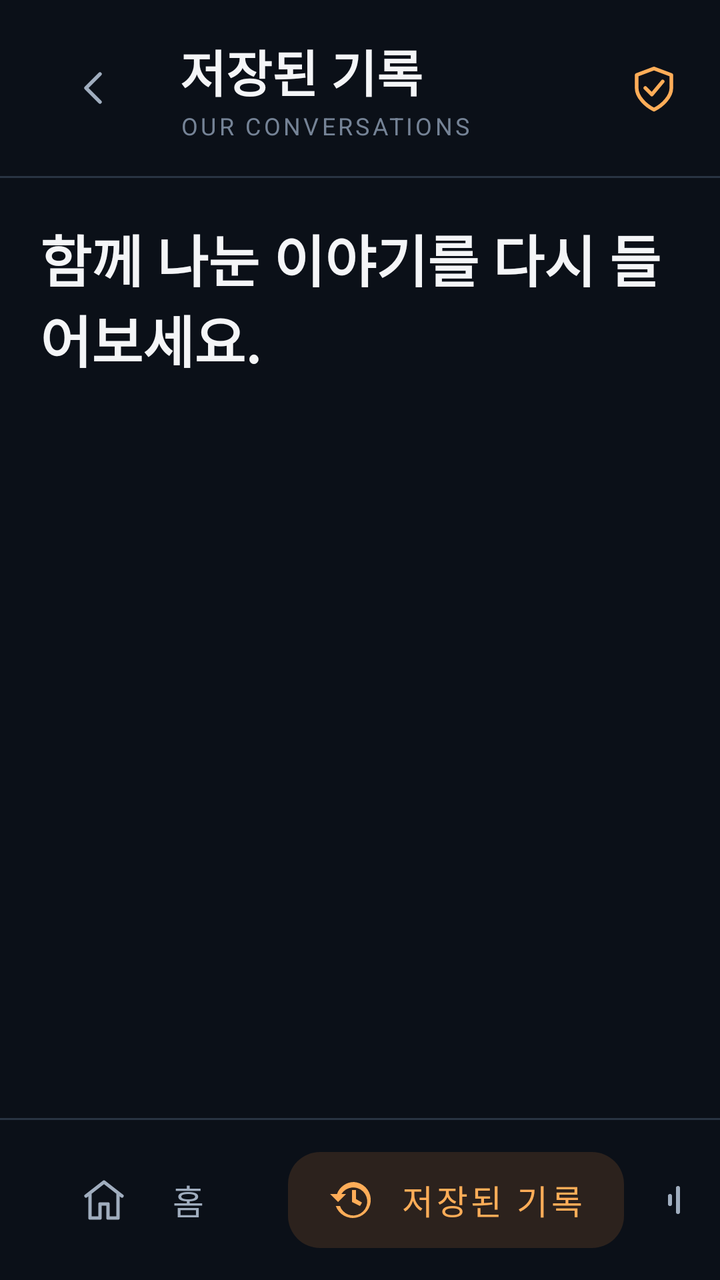
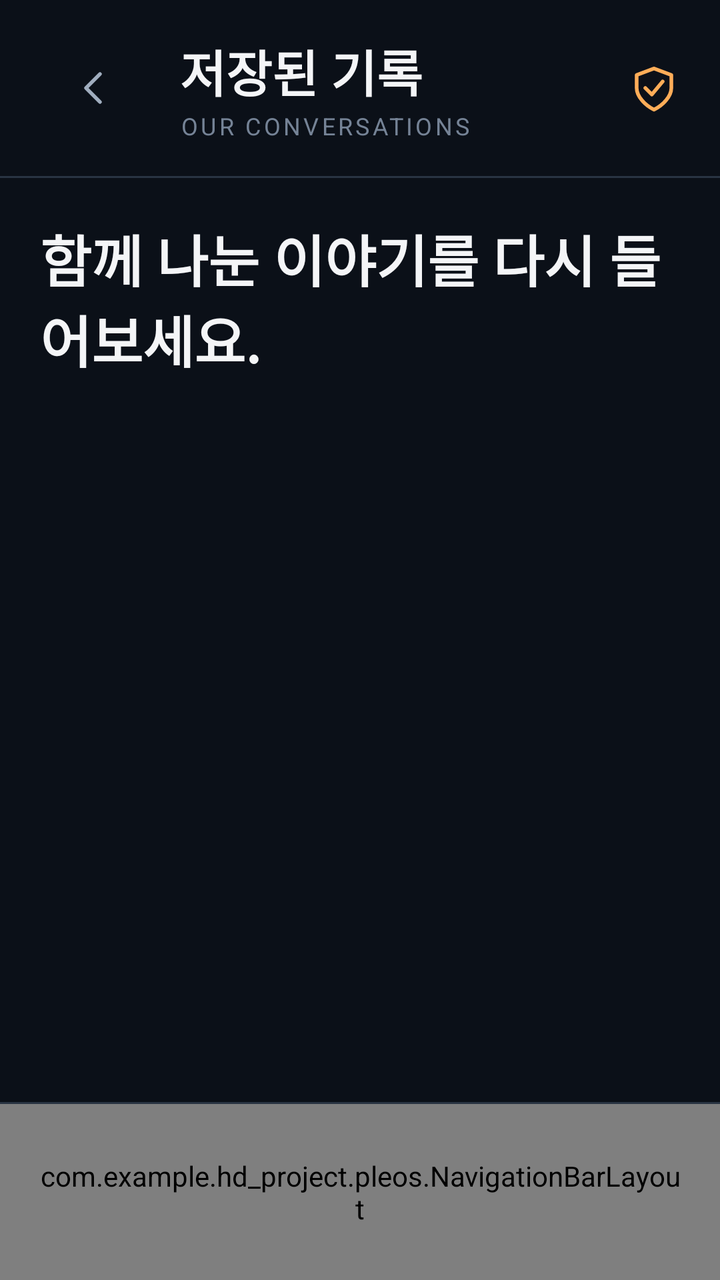

The first picture is an Android layout as it rendered before a commit; the second is the same layout after the commit. The layout source and the unified diff follow.
<!-- AndroidManifest.xml: application theme Theme.HD_project -->
<!-- res/layout/activity_recordings.xml -->
<LinearLayout xmlns:android="http://schemas.android.com/apk/res/android"
    xmlns:app="http://schemas.android.com/apk/res-auto"
    android:id="@+id/archive_root" android:layout_width="match_parent" android:layout_height="match_parent"
    android:orientation="vertical">
    <LinearLayout android:layout_width="match_parent" android:layout_height="88dp"
        android:paddingHorizontal="@dimen/page_padding" android:gravity="center_vertical">
        <com.google.android.material.button.MaterialButton android:id="@+id/back_button"
            style="@style/Widget.Journal.Navigation" android:layout_width="56dp"
            android:minWidth="0dp" android:paddingHorizontal="16dp" app:iconPadding="0dp"
            app:icon="@drawable/ic_back" android:contentDescription="@string/back" />
        <LinearLayout android:layout_width="0dp" android:layout_height="wrap_content"
            android:layout_weight="1" android:layout_marginStart="14dp" android:orientation="vertical">
            <TextView style="@style/Text.Journal.Title" android:text="@string/recordings" />
            <TextView style="@style/Text.Journal.Eyebrow" android:text="@string/archive_caption"
                android:layout_marginTop="3dp" />
        </LinearLayout>
        <ImageView android:layout_width="26dp" android:layout_height="26dp" android:src="@drawable/ic_shield"
            app:tint="@color/sample_primary" android:contentDescription="@string/private_badge" />
    </LinearLayout>
    <View android:layout_width="match_parent" android:layout_height="1dp" android:background="@color/outline" />
    <ScrollView android:layout_width="match_parent" android:layout_height="0dp"
        android:layout_weight="1" android:fillViewport="true">
        <LinearLayout android:layout_width="match_parent" android:layout_height="wrap_content"
            android:orientation="vertical" android:padding="@dimen/page_padding">
            <TextView style="@style/Text.Journal.Headline" android:text="@string/archive_description" />
            <TextView android:id="@+id/archive_summary" style="@style/Text.Journal.Body"
                android:layout_marginTop="12dp" android:layout_marginBottom="28dp" />
            <LinearLayout android:id="@+id/recording_rows" android:layout_width="match_parent"
                android:layout_height="wrap_content" android:orientation="vertical" />
        </LinearLayout>
    </ScrollView>
    <View android:layout_width="match_parent" android:layout_height="1dp" android:background="@color/outline" />
    <LinearLayout android:layout_width="match_parent" android:layout_height="80dp"
        android:paddingHorizontal="@dimen/page_padding" android:gravity="center_vertical">
        <com.google.android.material.button.MaterialButton android:id="@+id/archive_home"
            style="@style/Widget.Journal.Navigation" android:text="@string/home" app:icon="@drawable/ic_home" />
        <com.google.android.material.button.MaterialButton style="@style/Widget.Journal.Navigation.Selected"
            android:text="@string/recordings" android:layout_marginStart="12dp" app:icon="@drawable/ic_history"
            android:clickable="false" android:focusable="false" />
        <Space android:layout_width="0dp" android:layout_height="1dp" android:layout_weight="1" />
        <com.google.android.material.button.MaterialButton android:id="@+id/highlights_button"
            style="@style/Widget.Journal.Navigation" android:text="@string/highlights"
            app:icon="@drawable/ic_audio" />
        <TextView style="@style/Text.Journal.Eyebrow" android:text="@string/local_storage"
            android:visibility="@integer/wide_footer_visibility" />
    </LinearLayout>
</LinearLayout>
<!-- resources referenced by this layout -->
<resources>
  <color name="outline">#293442</color>
  <color name="sample_primary">#FFAD58</color>
  <dimen name="page_padding">20dp</dimen>
  <!-- drawable ic_audio (drawable) -->
  <vector xmlns:android="http://schemas.android.com/apk/res/android" android:width="28dp"
      android:height="28dp" android:viewportWidth="24" android:viewportHeight="24">
      <path android:fillColor="#00000000" android:strokeColor="#FFFFFFFF" android:strokeWidth="2"
          android:strokeLineCap="round" android:pathData="M3,10V14M7,6V18M12,3V21M17,7V17M21,10V14" />
  </vector>
  <!-- drawable ic_history (drawable) -->
  <vector xmlns:android="http://schemas.android.com/apk/res/android"
      android:width="24dp" android:height="24dp" android:viewportWidth="24" android:viewportHeight="24">
      <path android:fillColor="#FF236D62" android:pathData="M13,3a9,9 0,0 0,-8.5 6H1l4,4 4,-4H6.7A7,7 0,1 1,6 15H3.9A9,9 0,1 0,13 3M12,7v6l4,2 1,-1.7 -3,-1.8V7Z" />
  </vector>
  <integer name="wide_footer_visibility">2</integer>
  <string name="archive_caption">OUR CONVERSATIONS</string>
  <string name="archive_description">함께 나눈 이야기를 다시 들어보세요.</string>
  <string name="back">뒤로</string>
  <string name="highlights">하이라이트</string>
  <string name="home">홈</string>
  <string name="local_storage">음성은 이 기기에만 저장됩니다</string>
  <string name="private_badge">기기 내 보관</string>
  <string name="recordings">저장된 기록</string>
  <style name="Text.Journal.Body">
          <item name="android:textSize">16sp</item>
          <item name="android:lineSpacingExtra">4dp</item>
          <item name="android:textColor">@color/text_secondary</item>
      </style>
  <style name="Text.Journal.Eyebrow">
          <item name="android:textSize">12sp</item>
          <item name="android:letterSpacing">0.12</item>
          <item name="android:textColor">@color/text_muted</item>
      </style>
  <style name="Text.Journal.Headline">
          <item name="android:textSize">@dimen/headline_size</item>
          <item name="android:textStyle">bold</item>
      </style>
  <style name="Text.Journal.Title">
          <item name="android:textSize">25sp</item>
          <item name="android:textStyle">bold</item>
      </style>
  <style name="Widget.Journal.Navigation.Selected">
          <item name="android:textColor">@color/sample_primary</item>
          <item name="backgroundTint">@color/accent_surface</item>
          <item name="iconTint">@color/sample_primary</item>
      </style>
  <color name="text_secondary">#A0ADBE</color>
  <color name="text_muted">#758396</color>
  <dimen name="headline_size">28sp</dimen>
  <color name="accent_surface">#2C221D</color>
  <color name="button_text">#201408</color>
  <color name="screen_background">#0B1018</color>
  <color name="card_background">#141D29</color>
  <color name="text_primary">#F4F5F7</color>
  <style name="Shape.Journal" parent="ShapeAppearance.MaterialComponents.MediumComponent">
          <item name="cornerFamily">rounded</item>
          <item name="cornerSize">20dp</item>
      </style>
  <color name="card_elevated">#192431</color>
  <style name="Widget.Journal.DialogTitle" parent="MaterialAlertDialog.MaterialComponents.Title.Text">
          <item name="android:textSize">25sp</item>
          <item name="android:textStyle">bold</item>
          <item name="android:textColor">@color/text_primary</item>
      </style>
  <style name="Widget.Journal.DialogBody" parent="MaterialAlertDialog.MaterialComponents.Body.Text">
          <item name="android:textSize">18sp</item>
          <item name="android:lineSpacingExtra">5dp</item>
          <item name="android:textColor">@color/text_secondary</item>
      </style>
  <style name="Widget.Journal.DialogButton" parent="Widget.MaterialComponents.Button.TextButton.Dialog">
          <item name="android:textSize">17sp</item>
          <item name="android:minHeight">56dp</item>
          <item name="android:textColor">@color/sample_primary</item>
      </style>
  <!-- unchanged entries left out for length: 6 -->
</resources>

<!-- the commit's change to res/layout/activity_recordings.xml (unified diff, before → after) -->
@@ -18,7 +18,7 @@
             app:tint="@color/sample_primary" android:contentDescription="@string/private_badge" />
     </LinearLayout>
     <View android:layout_width="match_parent" android:layout_height="1dp" android:background="@color/outline" />
-    <ScrollView android:layout_width="match_parent" android:layout_height="0dp"
+    <ScrollView android:id="@+id/recordings_scroll" android:layout_width="match_parent" android:layout_height="0dp"
         android:layout_weight="1" android:fillViewport="true">
         <LinearLayout android:layout_width="match_parent" android:layout_height="wrap_content"
             android:orientation="vertical" android:padding="@dimen/page_padding">
@@ -30,7 +30,7 @@
         </LinearLayout>
     </ScrollView>
     <View android:layout_width="match_parent" android:layout_height="1dp" android:background="@color/outline" />
-    <LinearLayout android:layout_width="match_parent" android:layout_height="80dp"
+    <com.example.hd_project.pleos.NavigationBarLayout android:layout_width="match_parent" android:layout_height="88dp"
         android:paddingHorizontal="@dimen/page_padding" android:gravity="center_vertical">
         <com.google.android.material.button.MaterialButton android:id="@+id/archive_home"
             style="@style/Widget.Journal.Navigation" android:text="@string/home" app:icon="@drawable/ic_home" />
@@ -43,5 +43,5 @@
             app:icon="@drawable/ic_audio" />
         <TextView style="@style/Text.Journal.Eyebrow" android:text="@string/local_storage"
             android:visibility="@integer/wide_footer_visibility" />
-    </LinearLayout>
+    </com.example.hd_project.pleos.NavigationBarLayout>
 </LinearLayout>
<!-- resource entries referenced after the edit -->
@@ -20,7 +20,7 @@
   <string name="back">뒤로</string>
   <string name="highlights">하이라이트</string>
   <string name="home">홈</string>
-  <string name="local_storage">음성은 이 기기에만 저장됩니다</string>
+  <string name="local_storage">녹음 후 서버가 하이라이트를 자동으로 만들어요</string>
   <string name="private_badge">기기 내 보관</string>
   <string name="recordings">저장된 기록</string>
   <style name="Text.Journal.Body">
